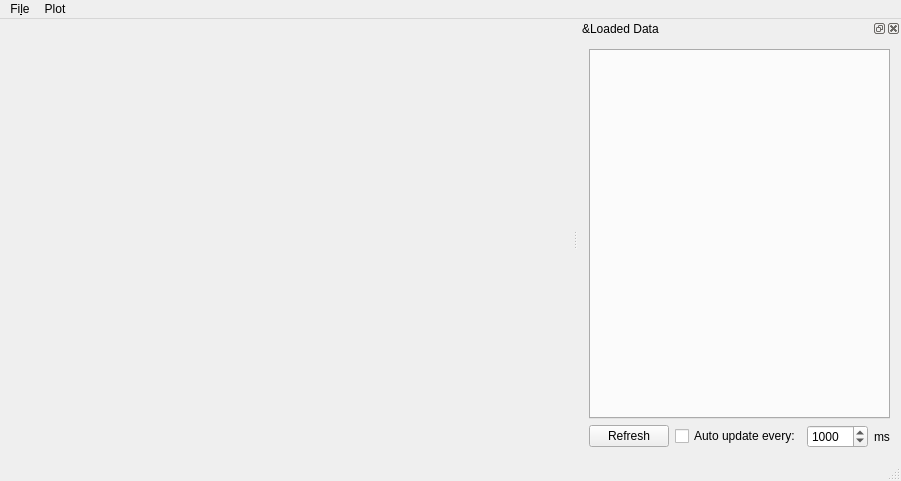
Old version of the form ui/mainwindow.ui in the repository talbring/ConvergenceMonitor.
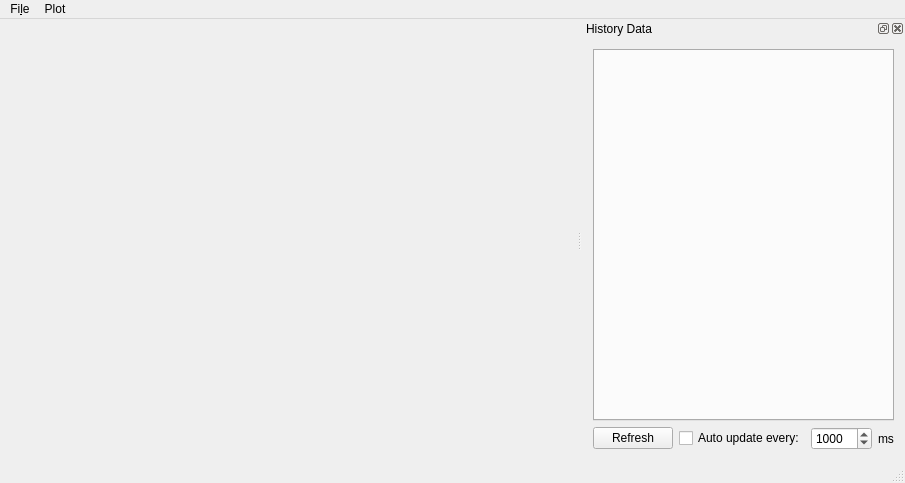
New version of the form. Custom widgets are drawn as their Qt base class.

Diff of the .ui file:
```diff
--- a/ui/mainwindow.ui
+++ b/ui/mainwindow.ui
@@ -6,8 +6,8 @@
    <rect>
     <x>0</x>
     <y>0</y>
-    <width>899</width>
-    <height>474</height>
+    <width>905</width>
+    <height>483</height>
    </rect>
   </property>
   <property name="windowTitle">
@@ -42,8 +42,8 @@
     <rect>
      <x>0</x>
      <y>0</y>
-     <width>899</width>
-     <height>19</height>
+     <width>905</width>
+     <height>21</height>
     </rect>
    </property>
    <widget class="QMenu" name="menuFile">
@@ -64,7 +64,7 @@
   <widget class="QStatusBar" name="statusBar"/>
   <widget class="QDockWidget" name="dockWidget">
    <property name="windowTitle">
-    <string>&amp;Loaded Data</string>
+    <string>History Data</string>
    </property>
    <attribute name="dockWidgetArea">
     <number>2</number>
```
Left out of the diff: 56 changed lines with no effect on the pictures.
